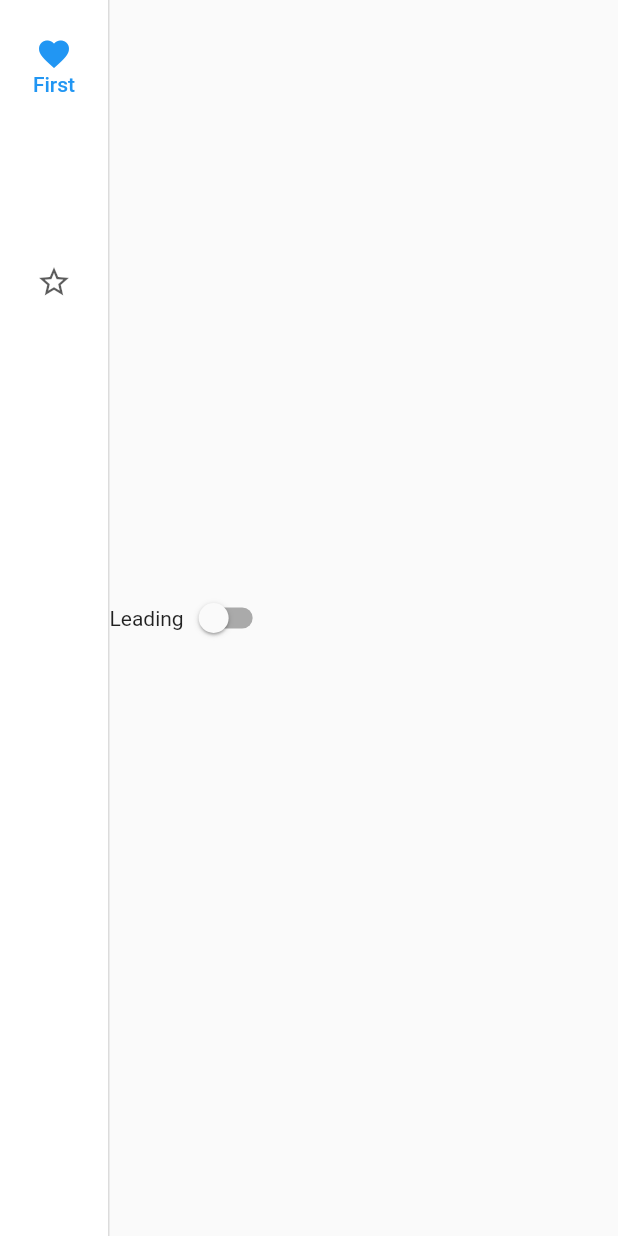
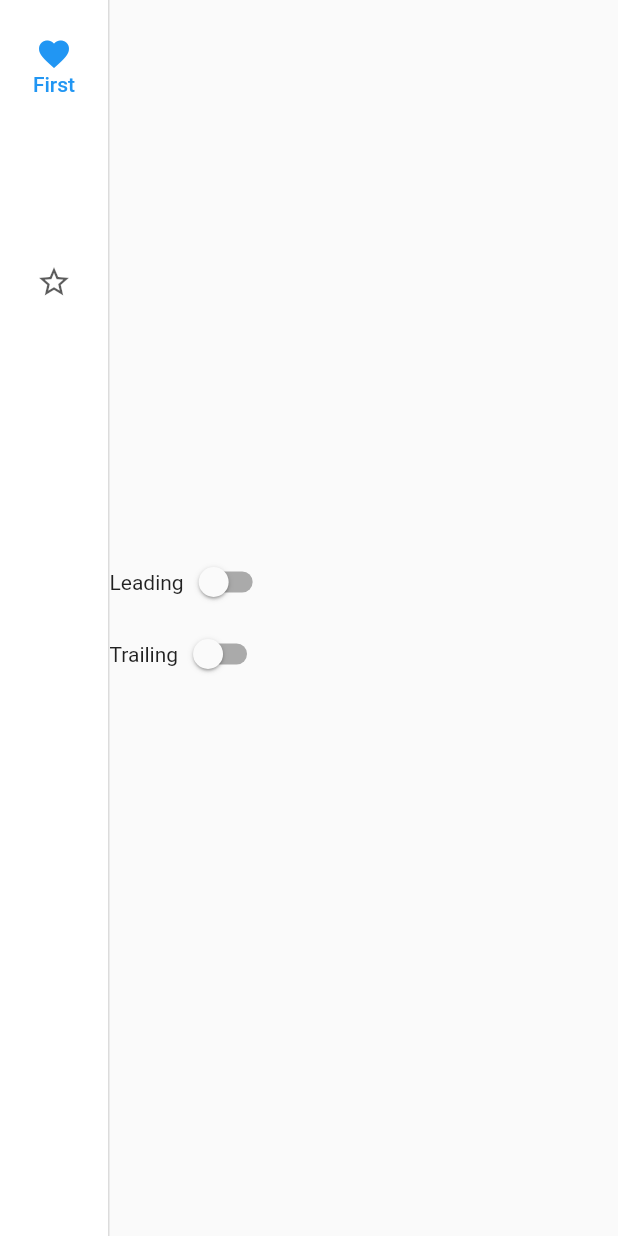
Before and after one commit to timilehinjegede/flutter-material-widgets, a Flutter app: the screen it shows after launch, on a phone screen of 412 x 824 dp. Run offline on Flutter 3.47's test engine with Material 2 defaults, Android fonts, the phone set to English and light mode, and no system bars.

Commit message:
Added the trailing switch controller

```diff
--- a/lib/home.dart
+++ b/lib/home.dart
@@ -72,6 +72,22 @@ class _HomeScreenState extends State<HomeScreen> {
                       ),
                     ],
                   ),
+                  Row(
+                    children: <Widget>[
+                      Text('Trailing'),
+                      Switch(
+                        value: trailingSwitchValue,
+                        onChanged: (value) {
+                          setState(
+                            () {
+                              trailingSwitchValue = value;
+                            },
+                          );
+                        },
+                      ),
+                    ],
+                  ),
+
                 ]),
           ),
         ],
```
